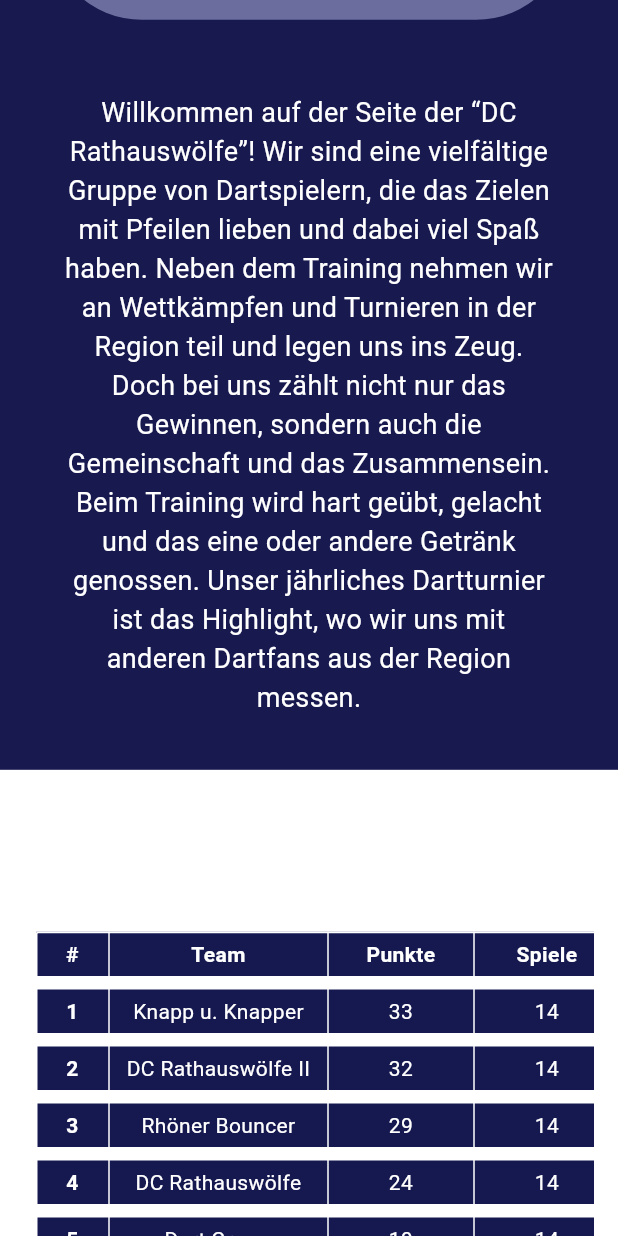
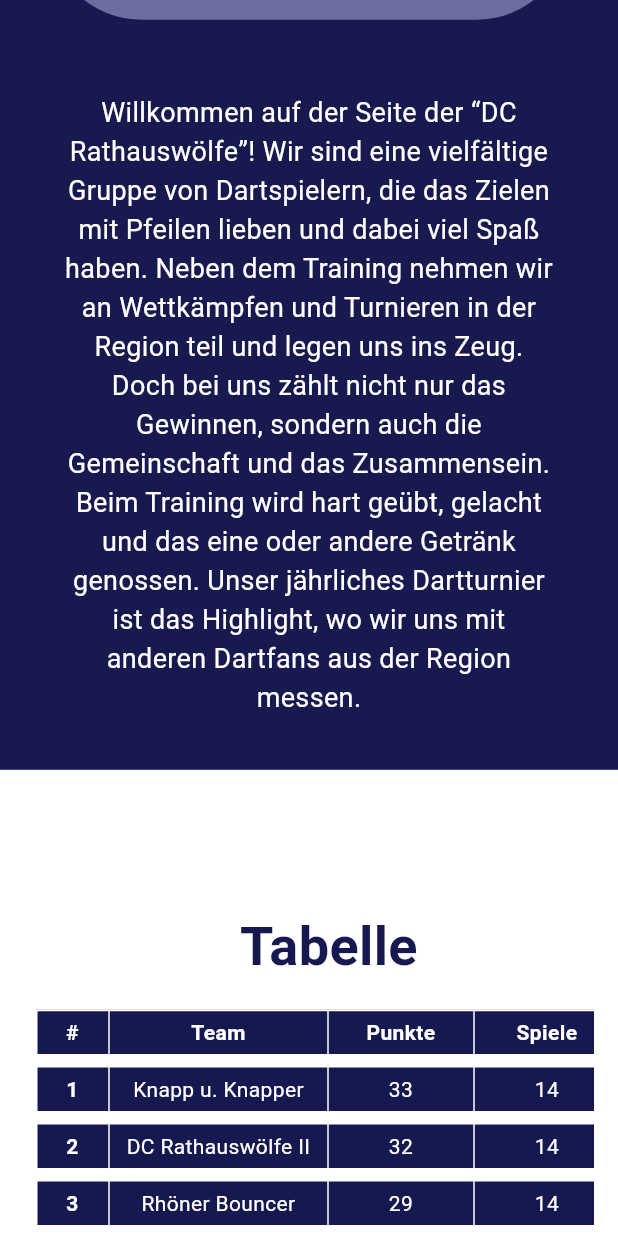
Before and after one commit to fodilfliti/Rathauswolfe, a Flutter app: the screen it shows after launch, scrolled down 576 dp, on a phone screen of 412 x 824 dp. Run offline on Flutter 3.47's test engine with Material 2 defaults, Android fonts, the phone set to English and light mode, and no system bars; our stand-ins replace google_fonts, responsive_builder; Roboto replaces fonts that are missing (Abel).

Commit message:
add tabelle text

```diff
--- a/lib/main.dart
+++ b/lib/main.dart
@@ -1,7 +1,6 @@
 import 'dart:async';
 
 import 'package:flutter/material.dart';
-import 'package:flutter/rendering.dart';
 import 'package:rathauswolfe/pages/datenschutz/screen/datenschutz_screen.dart';
 import 'package:rathauswolfe/pages/impressum/screen/impressum_screen.dart';
 import 'package:rathauswolfe/pages/startseite/screen/startseite_screen.dart';
--- a/lib/pages/startseite/screen/startseite_screen.dart
+++ b/lib/pages/startseite/screen/startseite_screen.dart
@@ -42,6 +42,18 @@
             padding: const EdgeInsets.symmetric(vertical: 100, horizontal: 16),
             child: Column(
               children: [
+                Text(
+                  '   Tabelle',
+                  textAlign: TextAlign.center,
+                  style: cusTextStyle(
+                      fontSize: 36,
+                      color: colorBlackText,
+                      height: 1,
+                      fontWeight: FontWeight.w600),
+                ),
+                const SizedBox(
+                  height: 16,
+                ),
                 LayoutBuilder(builder:
                     (BuildContext context, BoxConstraints constraints) {
                   return constraints.maxWidth < 580
```
Also changed, not shown: firebase.json (added), 2 other files.
